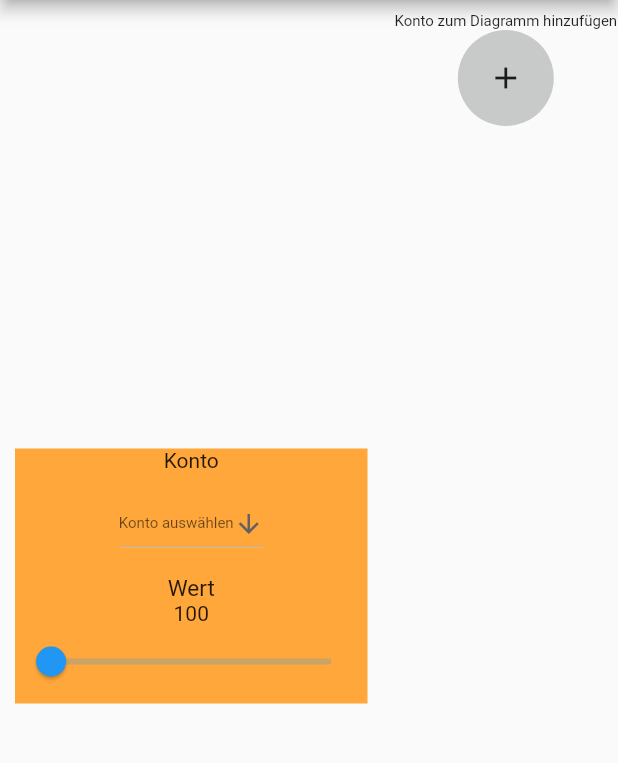
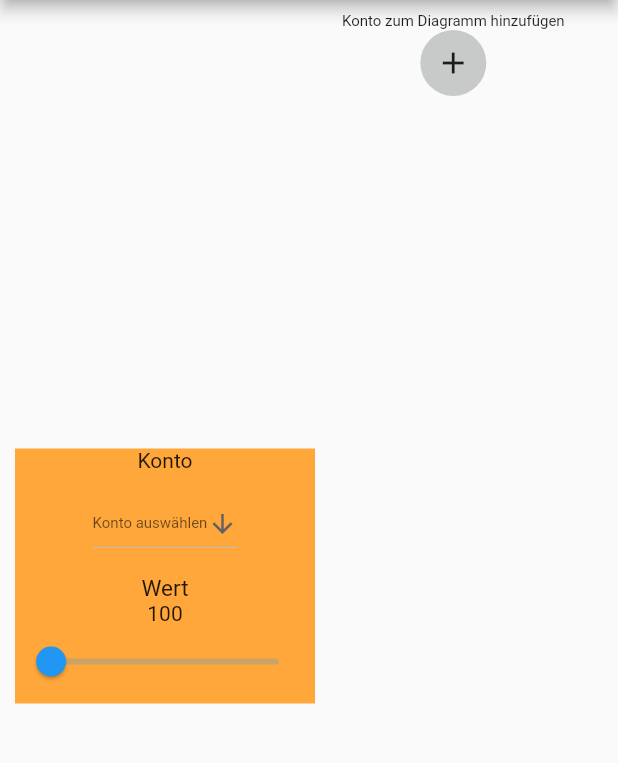
Before and after one commit to leutileuti/flutter_plutos, a Flutter app: the screen it shows after launch, on a phone screen of 412 x 824 dp, the part 84-847 px from its top. Run offline on Flutter 3.47's test engine with Material 2 defaults, Android fonts, the phone set to English and light mode, and no system bars.

Commit message:
27.02.2021 17:17 Uhr

```diff
--- a/lib/main.dart
+++ b/lib/main.dart
@@ -1,6 +1,8 @@
 import 'package:flutter/material.dart';
 import 'package:flutter_plutos/pl_windwos/pl_add_account.dart';
 
+import 'pl_windwos/pl_add_account.dart';
+import 'pl_windwos/pl_input_window.dart';
 import 'pl_windwos/pl_input_window.dart';
 
 void main() {
--- a/lib/pl_buttons/RoundButtonWidget.dart
+++ b/lib/pl_buttons/RoundButtonWidget.dart
@@ -7,14 +7,14 @@ class RoundButtonWidget extends StatelessWidget {
     @required this.isTapped,
     @required this.addbutton,
     @required this.borderRadius,
-    @required this.groese,
+
   });
 
   final Color color;
   final Widget addbutton;
   final Function isTapped;
   final BorderRadius borderRadius;
-  final double groese;
+
 
   @override
   Widget build(BuildContext context) {
@@ -22,7 +22,7 @@ class RoundButtonWidget extends StatelessWidget {
       onTap: isTapped,
       child: Container(
         child: addbutton,
-        padding: EdgeInsets.all(groese),
+        padding: EdgeInsets.all(10),
         decoration: BoxDecoration(
           color: color,
           borderRadius: borderRadius,
--- a/lib/pl_windwos/pl_add_account.dart
+++ b/lib/pl_windwos/pl_add_account.dart
@@ -36,7 +36,7 @@ class _AddAccountState extends State<AddAccount> {
                       child: Container(
                         color: Color(0xFFffa73a),
                         height: 170,
-                        width: 235,
+                        width: 200,
                         child: Column(
                           children: [
                             Text('Konto'),
@@ -101,7 +101,7 @@ class _AddAccountState extends State<AddAccount> {
                                 isTapped: () {},
                                 addbutton: Icon(Icons.add),
                                 borderRadius: BorderRadius.circular(40),
-                                groese: 20),
+                               ),
                           ],
                         ),
                       ),
```
